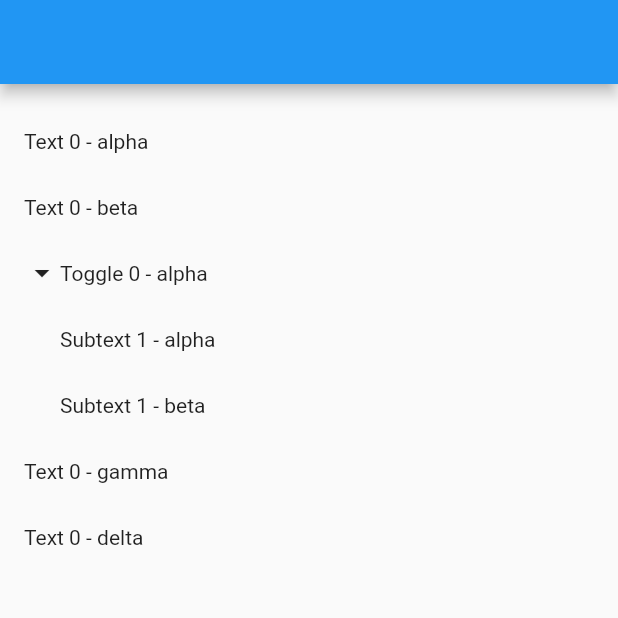
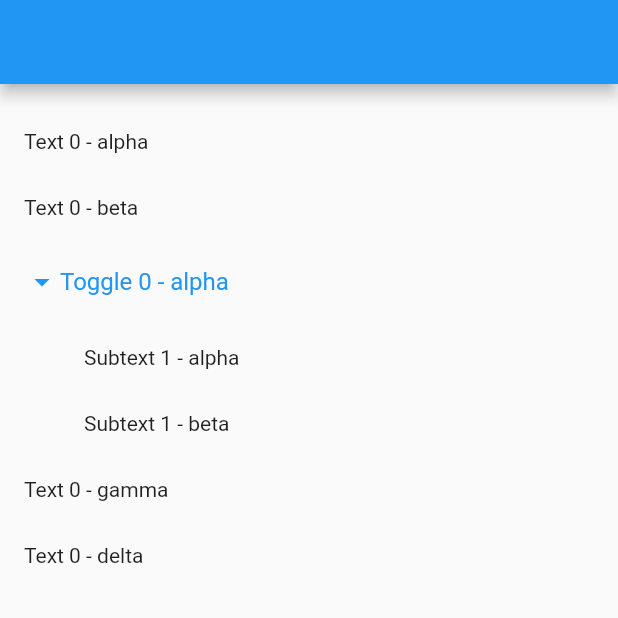
Before and after one commit to MagTuxGit/reordable_expandable_list, a Flutter app: the screen it shows after launch, on a phone screen of 412 x 824 dp, the top half of it. Run offline on Flutter 3.47's test engine with Material 2 defaults, Android fonts, the phone set to English and light mode, and no system bars; our stand-ins replace nanoid.

Commit message:
drag and drop expansion list

```diff
--- a/lib/drag_and_drop_list/drag_and_drop_list_target.dart
+++ b/lib/drag_and_drop_list/drag_and_drop_list_target.dart
@@ -1,7 +1,6 @@
 import 'drag_and_drop_builder_parameters.dart';
 import 'drag_and_drop_list_interface.dart';
 import 'package:flutter/material.dart';
-import 'package:flutter/widgets.dart';
 
 typedef OnDropOnLastTarget = void Function(
   DragAndDropListInterface newOrReordered,
--- a/lib/drag_and_drop_list/drag_and_drop_lists.dart
+++ b/lib/drag_and_drop_list/drag_and_drop_lists.dart
@@ -311,7 +311,7 @@ class DragAndDropListsState extends State<DragAndDropLists> {
   double? _pointerYPosition;
   double? _pointerXPosition;
   bool _scrolling = false;
-  final PageStorageBucket _pageStorageBucket = PageStorageBucket();
+  //final PageStorageBucket _pageStorageBucket = PageStorageBucket();
 
   @override
   void initState() {
--- a/lib/drop_test.dart
+++ b/lib/drop_test.dart
@@ -2,7 +2,10 @@ import 'dart:math';
 
 import 'package:flutter/material.dart';
 
+import 'drag_and_drop_list/programmatic_expansion_tile.dart';
 import 'model.dart';
+
+final PageStorageBucket _pageStorageBucket = PageStorageBucket();
 
 class TestDND extends StatefulWidget {
   const TestDND({super.key});
@@ -32,36 +35,33 @@ class _TestDNDState extends State<TestDND> {
 
   @override
   Widget build(BuildContext context) {
-    final blocksList = DragTarget<BlockNode>(
+    final items = Data.items(blockNodes);
+
+    final blocksList = DragTarget<EditorItem>(
       onWillAccept: (data) {
         return true;
       },
       onAccept: (data) {
-        setState(() {
-          final indexFrom = blockNodes.indexOf(data);
-          blockNodes.removeAt(indexFrom);
-
-          final indexTo = blockNodes.length;
-          blockNodes.insert(indexTo, data);
-        });
+        _replaceBlock(data, blockNodes.length);
       },
-      builder: (context, List<BlockNode?> footerCandidateData, rejectedData) {
+      builder: (context, List<EditorItem?> footerCandidateData, rejectedData) {
         return AnimatedList(
           key: _listViewKey,
           controller: _scrollController,
-          initialItemCount: blockNodes.length + 1,
+          initialItemCount: items.length + 1,
           itemBuilder: (context, index, animation) {
-            if (index == blockNodes.length) {
-              return DragTarget<BlockNode>(
+            if (index == items.length) {
+              return DragTarget<EditorItem>(
                 builder:
-                    (context, List<BlockNode?> candidateData, rejectedData) {
+                    (context, List<EditorItem?> candidateData, rejectedData) {
                   return SizedBox(
                       height: 64,
                       child: candidateData.isNotEmpty ||
                               footerCandidateData.isNotEmpty
-                          ? const Align(
+                          ? Container(
                               alignment: Alignment.topCenter,
-                              child: _DragPlaceholder())
+                              padding: const EdgeInsets.fromLTRB(16, 0, 16, 0),
+                              child: const _DragPlaceholder(0))
                           : null);
                 },
                 onWillAccept: (data) {
@@ -73,53 +73,13 @@ class _TestDNDState extends State<TestDND> {
               );
             }
 
-            final block = blockNodes[index];
-
-            final blockWidget = _BlockWidget(block);
-
-            final draggableWidget = LongPressDraggable(
-              data: block,
-              axis: Axis.vertical,
-              feedback: Opacity(opacity: 0.5, child: blockWidget),
-              // childWhenDragging:
-              //     Opacity(opacity: 0.2, child: blockWidget),
-              childWhenDragging: const SizedBox.shrink(),
-              onDragStarted: () => _isDragging = true,
-              onDragEnd: (details) => _isDragging = false,
-              onDraggableCanceled: (velocity, offset) =>
-              _isDragging = false,
-              child: blockWidget,
-            );
-
-            return SizeTransition(
-              sizeFactor: animation,
-              child: DragTarget<BlockNode>(
-                builder:
-                    (context, List<BlockNode?> candidateData, rejectedData) {
-                  return Padding(
-                    padding: const EdgeInsets.fromLTRB(16, 0, 16, 0),
-                    child: Column(
-                      crossAxisAlignment: CrossAxisAlignment.stretch,
-                      children: [
-                        if (index == 0) const SizedBox(height: 16),
-                        AnimatedSize(
-                          duration: const Duration(milliseconds: 200),
-                          child: candidateData.isNotEmpty
-                              ? const _DragPlaceholder()
-                              : const SizedBox.shrink(),
-                        ),
-                        draggableWidget,
-                      ],
-                    ),
-                  );
-                },
-                onWillAccept: (data) {
-                  return true;
-                },
-                onAccept: (data) {
-                  _replaceBlock(data, index);
-                },
-              ),
+            return _ToggleListItem(
+              items[index],
+              //index: index,
+              animation: animation,
+              onDragStart: () => _isDragging = true,
+              onDragEnd: () => _isDragging = false,
+              onReplaceBlock: _replaceBlock,
             );
           },
         );
@@ -134,16 +94,28 @@ class _TestDNDState extends State<TestDND> {
         ));
   }
 
-  void _replaceBlock(BlockNode data, int index) {
+  void _replaceBlock(EditorItem data, int blockIndex) {
     setState(() {
-      final indexFrom = blockNodes.indexOf(data);
+      final indexFrom = data.blockNodeIndex;
       blockNodes.removeAt(indexFrom);
-      _listViewKey.currentState?.removeItem(indexFrom, (_, __) => Container(),
-          duration: Duration.zero);
+      for (final _ in data.children) {
+        blockNodes.removeAt(indexFrom);
+      }
 
-      final indexTo = indexFrom < index ? index - 1 : index;
-      blockNodes.insert(indexTo, data);
-      _listViewKey.currentState?.insertItem(indexTo);
+      // _listViewKey.currentState?.removeItem(indexFrom, (_, __) => Container(),
+      //     duration: Duration.zero);
+
+      int blockIndexTo = indexFrom < blockIndex
+          ? blockIndex - (data.children.length + 1)
+          : blockIndex;
+      blockNodes.insert(blockIndexTo, data.blockNode);
+      for (final child in data.children) {
+        blockIndexTo++;
+        blockNodes.insert(blockIndexTo, child.blockNode);
+      }
+
+      //_listViewKey.currentState?.insertItem(itemIndexTo);
+      //TODO: fix replace
     });
   }
 
@@ -181,16 +153,18 @@ class _TestDNDState extends State<TestDND> {
 }
 
 class _DragPlaceholder extends StatelessWidget {
-  const _DragPlaceholder();
+  final int level;
+
+  const _DragPlaceholder(this.level);
 
   @override
   Widget build(BuildContext context) {
-    return const Divider(
+    return Divider(
       height: 8,
       thickness: 2,
       color: Colors.blue,
-      indent: 16,
-      endIndent: 16,
+      indent: level * 24,
+      // endIndent: 16,
     );
   }
 }
@@ -202,22 +176,123 @@ class _BlockWidget extends StatelessWidget {
 
   @override
   Widget build(BuildContext context) {
-    return Material(
-      color: Colors.transparent,
-      child: Padding(
+    return Padding(
       padding: EdgeInsets.only(left: blockNode.listLevel * 24),
-        child: Row(
-          children: [
-            if (blockNode.isToggleList)
-              const Icon(Icons.arrow_drop_down),
-            Container(
+      child: Container(
         height: 44,
+        width: 300,
         alignment: Alignment.centerLeft,
         padding: const EdgeInsets.fromLTRB(0, 4, 0, 4),
         child: Text(blockNode.value),
       ),
+    );
+  }
+}
+
+class _ToggleListItem extends StatelessWidget {
+  final EditorItem item;
+  final Function() onDragStart;
+  final Function() onDragEnd;
+  final Animation<double> animation;
+  final Function(EditorItem, int) onReplaceBlock;
+
+  const _ToggleListItem(this.item,
+      {required this.animation,
+      required this.onReplaceBlock,
+      required this.onDragStart,
+      required this.onDragEnd});
+
+  @override
+  Widget build(BuildContext context) {
+    Widget blockWidget = _BlockWidget(item.blockNode);
+
+    if (item.isToggle) {
+      blockWidget = ProgrammaticExpansionTile(
+        title: Text(item.title),
+        listKey: ValueKey(item.blockNodeIndex),
+        //subtitle: subtitle,
+        trailing: const SizedBox.shrink(),
+        leading: const Icon(Icons.arrow_drop_down),
+        disableTopAndBottomBorders: true,
+        //backgroundColor: backgroundColor,
+        initiallyExpanded: item.expanded,
+        //onExpansionChanged: _onSetExpansion,
+        key: ValueKey(item.blockNodeIndex),
+        contentPadding: const EdgeInsets.all(0),
+        children: item.children.map((child) {
+          return _ToggleListItem(child,
+              animation: animation,
+              onReplaceBlock: onReplaceBlock,
+              onDragStart: onDragStart,
+              onDragEnd: onDragEnd);
+        }).toList(),
+      );
+
+      // blockWidget = ExpansionTile(
+      //   initiallyExpanded: item.expanded,
+      //   leading: const Icon(Icons.arrow_drop_down),
+      //   trailing: const SizedBox.shrink(),
+      //     tilePadding: const EdgeInsets.all(0),
+      //   title: Text(item.title),
+      //   children: item.children.map((child) {
+      //     return _ToggleListItem(child,
+      //         animation: animation,
+      //         onReplaceBlock: onReplaceBlock,
+      //         onDragStart: onDragStart,
+      //         onDragEnd: onDragEnd);
+      //   }).toList(),
+      // );
+    }
+
+    blockWidget = PageStorage(
+      bucket: _pageStorageBucket,
+      child: Material(child: blockWidget),
+    );
+
+    final draggableWidget = LongPressDraggable(
+      data: item,
+      feedback: Opacity(
+          opacity: 0.5,
+          child: SizedBox(
+            width: MediaQuery.of(context).size.width,
+            child: blockWidget,
+          )),
+      // childWhenDragging:
+      //     Opacity(opacity: 0.2, child: blockWidget),
+      childWhenDragging: const SizedBox.shrink(),
+      onDragStarted: onDragStart,
+      onDragEnd: (details) => onDragEnd(),
+      onDraggableCanceled: (velocity, offset) => onDragEnd(),
+      child: blockWidget,
+    );
+
+    return SizeTransition(
+      sizeFactor: animation,
+      child: DragTarget<EditorItem>(
+        builder: (context, List<EditorItem?> candidateData, rejectedData) {
+          return Padding(
+            padding: const EdgeInsets.fromLTRB(16, 0, 16, 0),
+            child: Column(
+              crossAxisAlignment: CrossAxisAlignment.stretch,
+              children: [
+                if (item.blockNodeIndex == 0) const SizedBox(height: 16),
+                AnimatedSize(
+                  duration: const Duration(milliseconds: 200),
+                  child: candidateData.isNotEmpty
+                      ? _DragPlaceholder(item.blockNode.listLevel)
+                      : const SizedBox.shrink(),
+                ),
+                draggableWidget,
               ],
             ),
+          );
+        },
+        onWillAccept: (data) {
+          return true;
+        },
+        onAccept: (data) {
+          onReplaceBlock(data, item.blockNodeIndex);
+        },
       ),
     );
   }
--- a/lib/home_page.dart
+++ b/lib/home_page.dart
@@ -22,13 +22,11 @@ class InnerList {
 }
 
 class _MyHomePageState extends State<MyHomePage> {
-  //List<BlockNode> blockNodes = [];
   late List<InnerList> _lists;
 
   @override
   void initState() {
     super.initState();
-    //blockNodes = Data.blockNodes;
 
     _lists = List.generate(4, (outerIndex) {
       return InnerList(
@@ -44,7 +42,6 @@ class _MyHomePageState extends State<MyHomePage> {
       appBar: AppBar(
         title: const Text('Reordable Expandable'),
       ),
-      //body: _ReordableListBranch(items, onReorder),
       body: DragAndDropLists(
         children: List.generate(_lists.length, (index) => _buildList(index)),
         onItemReorder: _onItemReorder,
--- a/lib/main.dart
+++ b/lib/main.dart
@@ -2,7 +2,7 @@ import 'package:flutter/material.dart';
 
 import 'drop_test.dart';
 import 'home_page.dart';
-import 'reordable_simple.dart';
+// import 'reordable_simple.dart';
 
 void main() {
   runApp(const MyApp());
@@ -16,6 +16,7 @@ class MyApp extends StatelessWidget {
     return const MaterialApp(
       debugShowCheckedModeBanner: false,
       home: TestDND(),
+      //home: MyHomePage(),
     );
   }
 }
--- a/lib/model.dart
+++ b/lib/model.dart
@@ -10,6 +10,7 @@ class Data {
     BlockNode('Text 0 - gamma', 0),
     BlockNode('Text 0 - delta', 0),
   ];
+
   // static List<BlockNode> blockNodes = [
   //   BlockNode('Text 0 - alpha', 0),
   //   BlockNode('Text 0 - beta', 0),
@@ -28,16 +29,18 @@ class Data {
     final List<EditorItem> items = [];
 
     EditorItem? currentItem;
-    for (var blockNode in blockNodes) {
+    //for (final blockNode in blockNodes) {
+    for (int i = 0; i < blockNodes.length; i++) {
+      final blockNode = blockNodes[i];
       while (currentItem != null && blockNode.listLevel <= currentItem.level) {
         currentItem = currentItem.parent;
       }
-      final item = EditorItem(blockNode, currentItem, []);
+      final item = EditorItem(i, blockNode, currentItem, []);
 
-      items.add(item);
+      //items.add(item);
 
       if (currentItem == null) {
-        //items.add(item);
+        items.add(item);
       } else {
         currentItem.add(item);
       }
@@ -51,15 +54,20 @@ class Data {
 }
 
 class EditorItem {
+  final int blockNodeIndex;
   final BlockNode blockNode;
   final EditorItem? parent;
   final List<EditorItem> children;
 
-  EditorItem(this.blockNode, this.parent, this.children);
+  EditorItem(this.blockNodeIndex, this.blockNode, this.parent, this.children);
 
   int get level => blockNode.listLevel;
 
   bool get isToggle => blockNode.isToggleList;
+
+  bool get expanded => true;
+
+  String get title => blockNode.value;
 
   void add(EditorItem child) {
     children.add(child);
```
Lines whose indentation alone changed are shown as unchanged.
